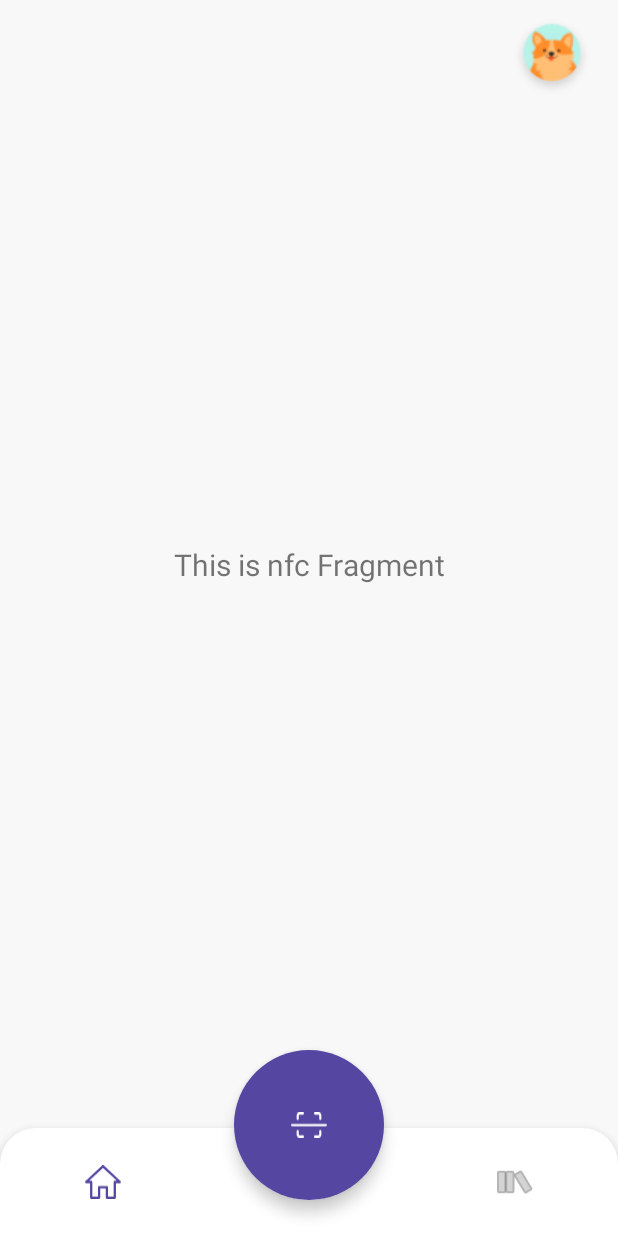
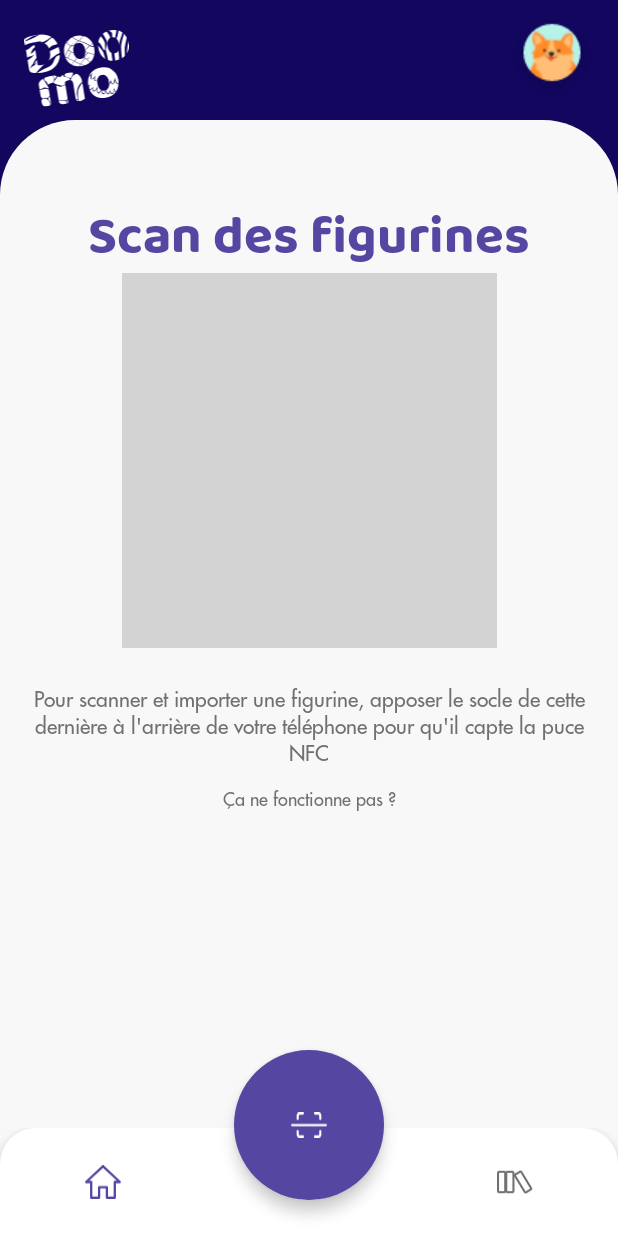
Before and after one commit to LilianMignogna/Doomo-App, an Android app: the NfcFragment screen opened through its navigation route, on a phone screen of 412 x 824 dp. Run offline under Robolectric (Android 15) with nearby library versions, the phone set to English and light mode, and no system bars; our stand-ins replace Firebase (no records; nobody signed in at launch, a user with empty details on screens opened directly), navigation-ui.

Commit message:
Repair NFC Scan
- Get information from database and pass it to the story_details fragment
- UI Nfc scan page
- Minor fix UI
- Correct bug on launching activity

```diff
--- a/app/src/main/AndroidManifest.xml
+++ b/app/src/main/AndroidManifest.xml
@@ -26,11 +26,6 @@
         </activity>
         <activity android:name=".activity.StoryActivity"
             android:screenOrientation="userLandscape">
-            <intent-filter>
-                <action android:name="android.intent.action.MAIN" />
-
-                <category android:name="android.intent.category.LAUNCHER" />
-            </intent-filter>
         </activity>
     </application>
 
--- a/app/src/main/java/com/bddi/doomo/ui/home/HomeFragment.kt
+++ b/app/src/main/java/com/bddi/doomo/ui/home/HomeFragment.kt
@@ -48,7 +48,7 @@ class HomeFragment : Fragment() {
                     parent,
                     false
                 )
-                view.layoutParams = ViewGroup.LayoutParams((parent.width * 0.9).toInt(),ViewGroup.LayoutParams.MATCH_PARENT)
+                view.layoutParams = ViewGroup.LayoutParams((parent.width * 0.95).toInt(),ViewGroup.LayoutParams.MATCH_PARENT)
                 return HomeViewHolder(view)
             }
 
--- a/app/src/main/java/com/bddi/doomo/ui/nfc/NfcFragment.kt
+++ b/app/src/main/java/com/bddi/doomo/ui/nfc/NfcFragment.kt
@@ -6,16 +6,13 @@ import android.view.LayoutInflater
 import android.view.View
 import android.view.ViewGroup
 import android.widget.ImageButton
-import android.widget.TextView
 import android.widget.Toast
 import androidx.fragment.app.Fragment
-import androidx.lifecycle.Observer
 import androidx.lifecycle.ViewModelProvider
-import androidx.navigation.Navigation.findNavController
-import androidx.navigation.findNavController
 import androidx.navigation.fragment.findNavController
 import com.bddi.doomo.MainActivity
 import com.bddi.doomo.R
+import com.bddi.doomo.model.Story
 import com.google.android.material.floatingactionbutton.FloatingActionButton
 
 class NfcFragment : Fragment() {
@@ -33,10 +30,6 @@ class NfcFragment : Fragment() {
         nfcViewModel =
             ViewModelProvider(this).get(NfcViewModel::class.java)
         val root = inflater.inflate(R.layout.fragment_nfc, container, false)
-        val textView: TextView = root.findViewById(R.id.text_nfc)
-        nfcViewModel.text.observe(viewLifecycleOwner, Observer {
-            textView.text = it
-        })
 
         // get and disable the big scan button to avoid bug on fragment recreation
         fabButton = activity?.findViewById(R.id.navigation_nfc)!!
@@ -88,11 +81,10 @@ class NfcFragment : Fragment() {
                     // Recognize Tag ID
                     when (tag.toString()) {
                         "04BB7254680000" -> {
-                            displayMessage("Blue tag detected : " + tag)
-                            redirectToStoryDetailsView("")
+                            nfcViewModel.getStory("wsE8dOKqILn69dUNRRYL", this)
                         }
                         else -> {
-                            displayMessage("Tag : " + tag)
+                            displayMessage("Figurine non reconnue")
                         }
                     }
                 },
@@ -133,12 +125,16 @@ class NfcFragment : Fragment() {
         })
     }
 
-    private fun redirectToStoryDetailsView(storyId: String) {
+    fun redirectToStoryDetailsView(story: Story) {
+        // Load Story informations
+        (activity as MainActivity).currentModel = story
+
         // Error : Can't create handler inside thread that has not called Looper.prepare()
         // There is no thread in the callback function, Toast now run on UI Thread to bypass the error
-        activity?.runOnUiThread(Runnable() {
+        (activity as MainActivity).runOnUiThread(Runnable() {
             (activity as MainActivity).uncheckAllItems()
             findNavController().navigate(R.id.action_global_navigation_story_details)
         })
+
     }
 }
--- a/app/src/main/java/com/bddi/doomo/ui/nfc/NfcViewModel.kt
+++ b/app/src/main/java/com/bddi/doomo/ui/nfc/NfcViewModel.kt
@@ -1,13 +1,23 @@
 package com.bddi.doomo.ui.nfc
 
-import androidx.lifecycle.LiveData
-import androidx.lifecycle.MutableLiveData
 import androidx.lifecycle.ViewModel
+import com.bddi.doomo.model.Story
+import com.google.firebase.firestore.ktx.firestore
+import com.google.firebase.firestore.ktx.toObject
+import com.google.firebase.ktx.Firebase
 
 class NfcViewModel : ViewModel() {
 
-    private val _text = MutableLiveData<String>().apply {
-        value = "This is nfc Fragment"
+    // Data Base Connection : get data
+    val db = Firebase.firestore
+
+    /**
+     * Get information about a story with the id "storyId" anc call redirection function
+     */
+    fun getStory(storyId: String, fragment: NfcFragment){
+        db.collection("Stories").document(storyId).get()
+            .addOnSuccessListener{document ->
+                fragment.redirectToStoryDetailsView(document.toObject<Story>()!!)
+            }
     }
-    val text: LiveData<String> = _text
 }
--- a/app/src/main/res/drawable/ic_icon_bibli.xml
+++ b/app/src/main/res/drawable/ic_icon_bibli.xml
@@ -4,57 +4,24 @@
     android:viewportWidth="35"
     android:viewportHeight="23.822">
   <path
-      android:pathData="M2,0.911L7,0.911A2,2 0,0 1,9 2.911L9,20.911A2,2 0,0 1,7 22.911L2,22.911A2,2 0,0 1,0 20.911L0,2.911A2,2 0,0 1,2 0.911z"
-      android:strokeAlpha="0.305"
-      android:strokeLineJoin="round"
-      android:strokeWidth="2"
-      android:fillColor="#fff"
-      android:strokeColor="#00000000"
-      android:fillAlpha="0.305"
-      android:strokeLineCap="round"/>
-  <path
       android:pathData="M2,1.911L7,1.911A1,1 0,0 1,8 2.911L8,20.911A1,1 0,0 1,7 21.911L2,21.911A1,1 0,0 1,1 20.911L1,2.911A1,1 0,0 1,2 1.911z"
-      android:strokeAlpha="0.305"
       android:strokeLineJoin="round"
       android:strokeWidth="2"
       android:fillColor="#00000000"
       android:strokeColor="#707070"
-      android:fillAlpha="0.305"
-      android:strokeLineCap="round"/>
-  <path
-      android:pathData="M10,0.911L15,0.911A2,2 0,0 1,17 2.911L17,20.911A2,2 0,0 1,15 22.911L10,22.911A2,2 0,0 1,8 20.911L8,2.911A2,2 0,0 1,10 0.911z"
-      android:strokeAlpha="0.305"
-      android:strokeLineJoin="round"
-      android:strokeWidth="2"
-      android:fillColor="#fff"
-      android:strokeColor="#00000000"
-      android:fillAlpha="0.305"
       android:strokeLineCap="round"/>
   <path
       android:pathData="M10,1.911L15,1.911A1,1 0,0 1,16 2.911L16,20.911A1,1 0,0 1,15 21.911L10,21.911A1,1 0,0 1,9 20.911L9,2.911A1,1 0,0 1,10 1.911z"
-      android:strokeAlpha="0.305"
       android:strokeLineJoin="round"
       android:strokeWidth="2"
       android:fillColor="#00000000"
       android:strokeColor="#707070"
-      android:fillAlpha="0.305"
-      android:strokeLineCap="round"/>
-  <path
-      android:pathData="M17.3763,3.695L21.8113,1.0302A2,2 97.7621,0 1,24.5557 1.7144L33.9701,17.3826A2,2 104.0893,0 1,33.2858 20.127L28.8509,22.7918A2,2 63.4349,0 1,26.1064 22.1075L16.6921,6.4394A2,2 123.1853,0 1,17.3763 3.695z"
-      android:strokeAlpha="0.305"
-      android:strokeLineJoin="round"
-      android:strokeWidth="2"
-      android:fillColor="#fff"
-      android:strokeColor="#00000000"
-      android:fillAlpha="0.305"
       android:strokeLineCap="round"/>
   <path
       android:pathData="M17.8914,4.5521L22.3263,1.8873A1,1 105.7148,0 1,23.6985 2.2295L33.1129,17.8976A1,1 71.6719,0 1,32.7708 19.2698L28.3358,21.9346A1,1 99.5711,0 1,26.9636 21.5925L17.5492,5.9243A1,1 106.845,0 1,17.8914 4.5521z"
-      android:strokeAlpha="0.305"
       android:strokeLineJoin="round"
       android:strokeWidth="2"
       android:fillColor="#00000000"
       android:strokeColor="#707070"
-      android:fillAlpha="0.305"
       android:strokeLineCap="round"/>
 </vector>
--- a/app/src/main/res/layout/favorite_story_list_item.xml
+++ b/app/src/main/res/layout/favorite_story_list_item.xml
@@ -17,6 +17,7 @@
         app:cardCornerRadius="20dp"
         android:layout_marginEnd="10dp"
         app:layout_constraintStart_toStartOf="parent"
+        android:backgroundTint="@color/white"
         tools:ignore="MissingConstraints">
 
         <androidx.constraintlayout.widget.ConstraintLayout
--- a/app/src/main/res/layout/fragment_nfc.xml
+++ b/app/src/main/res/layout/fragment_nfc.xml
@@ -6,42 +6,116 @@
     android:layout_height="match_parent"
     tools:context=".ui.nfc.NfcFragment">
 
-    <androidx.constraintlayout.widget.Guideline
-        android:layout_width="wrap_content"
-        android:layout_height="wrap_content"
-        android:id="@+id/begin_guideline"
-        app:layout_constraintGuide_begin="16dp"
-        android:orientation="vertical"/>
-    <androidx.constraintlayout.widget.Guideline
-        android:layout_width="wrap_content"
-        android:layout_height="wrap_content"
-        android:id="@+id/end_guideline"
-        app:layout_constraintGuide_end="16dp"
-        android:orientation="vertical"/>
+    <androidx.constraintlayout.widget.ConstraintLayout
+        android:layout_width="match_parent"
+        android:layout_height="match_parent"
+        android:background="@color/darkPurple"
+        tools:context=".ui.library.LibraryFragment">
 
         <ImageButton
             android:id="@+id/account_button"
             android:layout_width="wrap_content"
             android:layout_height="wrap_content"
-        app:srcCompat="@drawable/profil"
+            android:layout_marginTop="10dp"
+            android:layout_marginRight="16dp"
             android:adjustViewBounds="true"
+            android:background="@color/transparent"
+            android:backgroundTint="@color/transparent"
+            android:translationZ="1dp"
+            app:layout_constraintEnd_toEndOf="parent"
             app:layout_constraintTop_toTopOf="parent"
-        app:layout_constraintEnd_toEndOf="parent"
-        android:layout_marginRight="16dp"
-        android:layout_marginTop="10dp"
-        android:translationZ="1dp"
-        android:background="@color/transparent"
-        android:backgroundTint="@color/transparent"/>
+            app:srcCompat="@drawable/profil" />
+
+        <ImageView
+            android:id="@+id/doomo"
+            android:layout_width="70dp"
+            android:layout_height="wrap_content"
+            android:layout_marginLeft="16dp"
+            android:layout_marginTop="20dp"
+            android:adjustViewBounds="true"
+            android:contentDescription="@string/logo"
+            android:src="@drawable/ic_logo_app_mini_blanc"
+            app:layout_constraintStart_toStartOf="parent"
+            app:layout_constraintTop_toTopOf="parent" />
+
+        <androidx.constraintlayout.widget.ConstraintLayout
+            android:layout_width="match_parent"
+            android:layout_height="match_parent"
+            android:background="@drawable/page_shape"
+            android:clickable="true"
+            android:focusable="true"
+            tools:ignore="MissingConstraints">
+            <androidx.constraintlayout.widget.Guideline
+                android:id="@+id/begin_guideline"
+                android:layout_width="wrap_content"
+                android:layout_height="wrap_content"
+                android:orientation="vertical"
+                app:layout_constraintGuide_begin="16dp" />
+
+            <androidx.constraintlayout.widget.Guideline
+                android:id="@+id/end_guideline"
+                android:layout_width="wrap_content"
+                android:layout_height="wrap_content"
+                android:orientation="vertical"
+                app:layout_constraintGuide_end="16dp" />
+
+            <TextView
+                android:id="@+id/nfc_page_title"
+                android:layout_width="0dp"
+                android:layout_height="wrap_content"
+                android:layout_marginTop="30dp"
+                android:layout_marginBottom="20dp"
+                android:fontFamily="@font/baloochettan_bold"
+                android:text="@string/page_title_nfc"
+                android:textColor="?colorSecondary"
+                android:textSize="35sp"
+                android:gravity="center"
+                app:layout_constraintEnd_toEndOf="@id/end_guideline"
+                app:layout_constraintStart_toStartOf="@id/begin_guideline"
+                app:layout_constraintTop_toTopOf="parent" />
+
+            <LinearLayout
+                android:layout_width="250dp"
+                android:layout_height="250dp"
+                android:id="@+id/nfc_scan_animation"
+                app:layout_constraintEnd_toEndOf="@id/end_guideline"
+                app:layout_constraintStart_toStartOf="@id/begin_guideline"
+                app:layout_constraintTop_toBottomOf="@+id/nfc_page_title"
+                android:orientation="horizontal"
+                android:background="#D3D3D3"
+                app:layout_constraintCircleRadius="20dp">
+
+            </LinearLayout>
+
 
             <TextView
                 android:id="@+id/text_nfc"
                 android:layout_width="0dp"
                 android:layout_height="wrap_content"
                 android:textAlignment="center"
-        android:textSize="20sp"
-        app:layout_constraintBottom_toBottomOf="parent"
+                android:textSize="14sp"
+                android:textColor="@color/gray"
+                android:fontFamily="@font/futura"
+                android:text="Pour scanner et importer une figurine, apposer le socle de cette dernière à l'arrière de votre téléphone pour qu'il capte la puce NFC"
+                android:layout_marginTop="25dp"
                 app:layout_constraintEnd_toEndOf="@+id/end_guideline"
                 app:layout_constraintStart_toStartOf="@+id/begin_guideline"
-        app:layout_constraintTop_toTopOf="parent" />
+                app:layout_constraintTop_toBottomOf="@+id/nfc_scan_animation" />
+            <TextView
+                android:id="@+id/text_nfc_link"
+                android:layout_width="0dp"
+                android:layout_height="wrap_content"
+                android:textAlignment="center"
+                android:textSize="12sp"
+                android:textColor="@color/gray"
+                android:fontFamily="@font/futura"
+                android:layout_marginTop="14dp"
+                android:text="Ça ne fonctionne pas ?"
+
+                app:layout_constraintEnd_toEndOf="@+id/end_guideline"
+                app:layout_constraintStart_toStartOf="@+id/begin_guideline"
+                app:layout_constraintTop_toBottomOf="@+id/text_nfc" />
+        </androidx.constraintlayout.widget.ConstraintLayout>
 
     </androidx.constraintlayout.widget.ConstraintLayout>
+</androidx.constraintlayout.widget.ConstraintLayout>
--- a/app/src/main/res/values/strings.xml
+++ b/app/src/main/res/values/strings.xml
@@ -39,4 +39,5 @@
     <string name="home_title">Son lieu d\'habitation</string>
     <string name="doomo">Doomo</string>
     <string name="fiche_detail">Fiche histoire</string>
+    <string name="page_title_nfc">Scan des figurines</string>
 </resources>
```
Also changed, not shown: app/src/main/res/drawable/ic_baseline_info_24.xml (deleted, +0 -10 lines), app/src/main/res/drawable/ic_baseline_menu_book_24.xml (deleted, +0 -19 lines), app/src/main/res/drawable/ic_baseline_nfc_24.xml (deleted, +0 -10 lines), app/src/main/res/drawable/ic_dashboard_black_24dp.xml (deleted, +0 -9 lines), app/src/main/res/drawable/ic_home_black_24dp.xml (deleted, +0 -9 lines), app/src/main/res/drawable/ic_notifications_black_24dp.xml (deleted, +0 -9 lines). Lines whose indentation alone changed are shown as unchanged.
